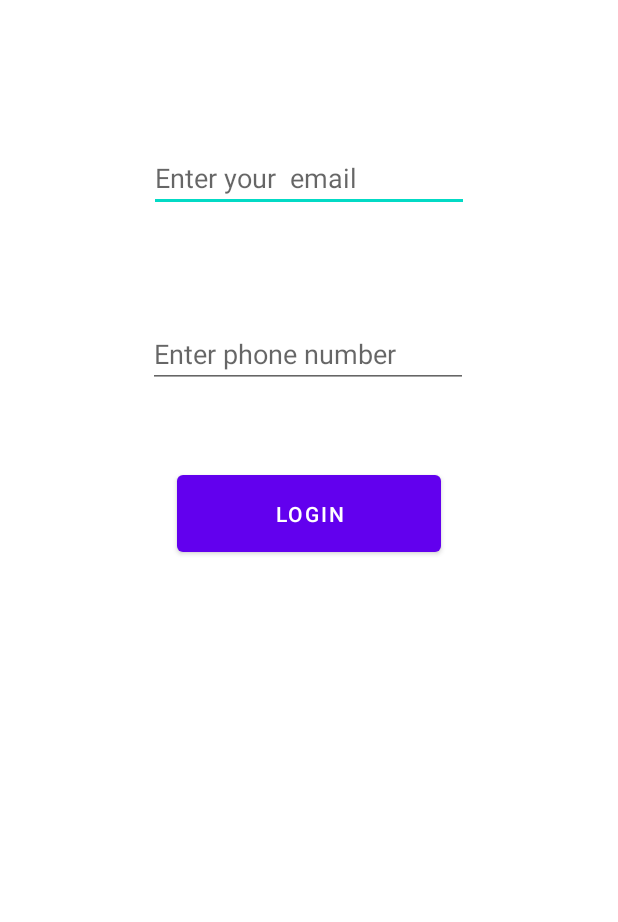
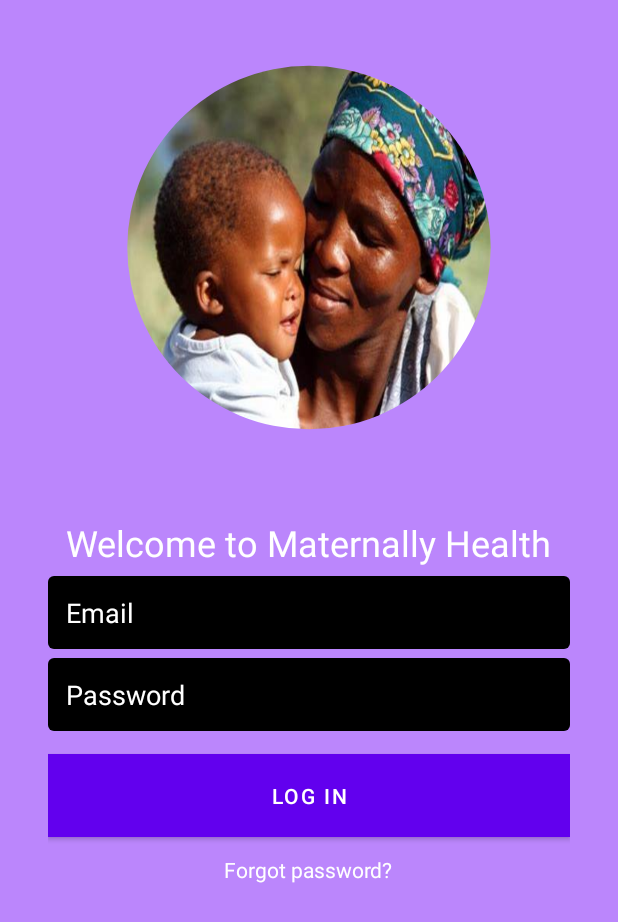
Before and after one commit to kclaudeeager/maternally_app, an Android app: the screen it shows after launch (LoginActivity), on a phone screen of 412 x 824 dp. Shown: the top 922 px of the screen. Run offline under Robolectric (Android 15) with nearby library versions, the phone set to English and light mode, and no system bars; our stand-ins replace Volley.

Commit message:
Fininshed login page

```diff
--- /dev/null
+++ b/app/src/main/res/drawable/edit_text_background.xml
@@ -0,0 +1,10 @@
+<?xml version="1.0" encoding="utf-8"?>
+<shape xmlns:android="http://schemas.android.com/apk/res/android"
+    android:shape="rectangle">
+    <solid android:color="@color/black" />
+    <corners android:radius="4dp" />
+    <padding android:left="10dp"
+        android:top="10dp"
+        android:right="10dp"
+        android:bottom="10dp" />
+</shape>
--- a/app/src/main/res/drawable/img.xml
+++ b/app/src/main/res/drawable/logo.xml
@@ -1,7 +1,4 @@
-<?xml version="1.0" encoding="utf-8"?>
 <layer-list xmlns:android="http://schemas.android.com/apk/res/android" >
-
     <item android:drawable="@drawable/bg_circle"/>
     <item android:drawable="@drawable/africanwoman"/>
-
 </layer-list>
--- a/app/src/main/res/layout/activity_login.xml
+++ b/app/src/main/res/layout/activity_login.xml
@@ -1,61 +1,88 @@
 <?xml version="1.0" encoding="utf-8"?>
-<androidx.constraintlayout.widget.ConstraintLayout xmlns:android="http://schemas.android.com/apk/res/android"
-    xmlns:app="http://schemas.android.com/apk/res-auto"
-    xmlns:tools="http://schemas.android.com/tools"
+<ScrollView xmlns:android="http://schemas.android.com/apk/res/android"
     android:layout_width="match_parent"
-    android:layout_height="match_parent"
-    tools:context=".LoginActivity">
+    android:background="@color/purple_200"
+    android:layout_height="match_parent">
+
+    <LinearLayout
+        android:layout_width="match_parent"
+        android:layout_height="wrap_content"
+        android:orientation="vertical"
+        android:paddingHorizontal="32dp"
+        >
+
+    <ImageView
+        android:id="@+id/logo"
+        android:layout_width="wrap_content"
+        android:layout_height="wrap_content"
+        android:src="@drawable/logo"
+        android:layout_gravity="center_horizontal"
+        android:layout_marginBottom="15dp"
+        android:contentDescription="TODO" />
+
+    <TextView
+        android:layout_width="wrap_content"
+        android:layout_height="wrap_content"
+        android:text="@string/welcome"
+        android:textSize="24sp"
+        android:textColor="@color/white"
+        android:layout_gravity="center_horizontal"
+        android:layout_marginBottom="6dp"/>
 
     <EditText
         android:id="@+id/email"
-        android:layout_width="wrap_content"
+        android:layout_width="match_parent"
         android:layout_height="wrap_content"
-        android:layout_marginStart="32dp"
-        android:layout_marginTop="96dp"
-        android:layout_marginEnd="32dp"
-        android:ems="10"
+        android:hint="Email"
         android:inputType="textEmailAddress"
-        android:hint="Enter your  email"
-        app:layout_constraintEnd_toEndOf="parent"
-        app:layout_constraintStart_toStartOf="parent"
-        app:layout_constraintTop_toTopOf="parent" />
+        android:textColor="@color/white"
+        android:textColorHint="@color/white"
+        android:background="@drawable/edit_text_background"
+        android:padding="12dp"
+        android:layout_marginBottom="6dp"
+        android:autofillHints="" />
 
     <EditText
         android:id="@+id/password"
-        android:layout_width="wrap_content"
+        android:layout_width="match_parent"
         android:layout_height="wrap_content"
-        android:layout_marginStart="32dp"
-        android:layout_marginTop="72dp"
-        android:layout_marginEnd="32dp"
-        android:ems="10"
-        android:hint="Enter phone number "
-        android:inputType="text"
-        app:layout_constraintEnd_toEndOf="parent"
-        app:layout_constraintHorizontal_bias="0.496"
-        app:layout_constraintStart_toStartOf="parent"
-        app:layout_constraintTop_toBottomOf="@+id/email" />
+        android:hint="Password"
+        android:inputType="textPassword"
+        android:textColor="@color/white"
+        android:textColorHint="@color/white"
+        android:background="@drawable/edit_text_background"
+        android:padding="12dp"
+        android:layout_marginBottom="15dp"
+        android:autofillHints="" />
 
     <Button
         android:id="@+id/login"
-        android:layout_width="176dp"
-        android:layout_height="63dp"
-        android:layout_marginTop="52dp"
-        android:text="Login"
-        app:layout_constraintEnd_toEndOf="parent"
-        app:layout_constraintStart_toStartOf="parent"
-        app:layout_constraintTop_toBottomOf="@+id/password" />
+        android:layout_width="match_parent"
+        android:layout_height="wrap_content"
+        android:text="@string/login"
+        android:textColor="@color/white"
+        android:background="@color/purple_500"
+        android:padding="12dp"
+        android:layout_marginBottom="12dp"/>
 
-    <ProgressBar
-        android:id="@+id/progress"
-        style="?android:attr/progressBarStyle"
+    <TextView
+        android:id="@+id/forgot_password"
         android:layout_width="wrap_content"
         android:layout_height="wrap_content"
-        android:layout_marginStart="162dp"
-        android:layout_marginTop="21dp"
-        android:layout_marginEnd="201dp"
-        android:visibility="invisible"
+        android:text="@string/forgot"
+        android:textColor="@color/white"
+        android:layout_gravity="center_horizontal"
+        android:layout_marginBottom="24dp"/>
 
-        app:layout_constraintEnd_toEndOf="parent"
-        app:layout_constraintStart_toStartOf="parent"
-        app:layout_constraintTop_toBottomOf="@+id/login" />
-</androidx.constraintlayout.widget.ConstraintLayout>
+        <ProgressBar
+            android:id="@+id/progress"
+            android:layout_width="wrap_content"
+            android:layout_height="wrap_content"
+            android:visibility="gone"
+            android:indeterminateTint="@color/purple_700"
+            android:layout_gravity="center_horizontal"
+          />
+
+
+    </LinearLayout>
+</ScrollView>
--- a/app/src/main/res/layout/fragment_gallery.xml
+++ b/app/src/main/res/layout/fragment_gallery.xml
@@ -25,7 +25,7 @@
         <ImageView
             android:layout_width="300dp"
             android:layout_height="wrap_content"
-            android:background="@drawable/img" />
+            android:background="@drawable/logo" />
     </androidx.cardview.widget.CardView>
 
     <TextView
--- a/app/src/main/res/values/strings.xml
+++ b/app/src/main/res/values/strings.xml
@@ -30,4 +30,7 @@
     <string name="title_activity_getnavs_home_page">GetnavsHomePage</string>
     <!-- TODO: Remove or change this placeholder text -->
     <string name="hello_blank_fragment">Hello blank fragment</string>
+    <string name="welcome">Welcome to Maternally Health</string>
+    <string name="forgot">Forgot password?</string>
+    <string name="login">Log In</string>
 </resources>
```
Also changed, not shown: app/build.gradle (+11 -11 lines), app/src/main/java/com/example/navigationdrawerapp/LoginActivity.java (+52 -138 lines), app/src/main/res/drawable/bg_circle.xml (+2 -10 lines).
